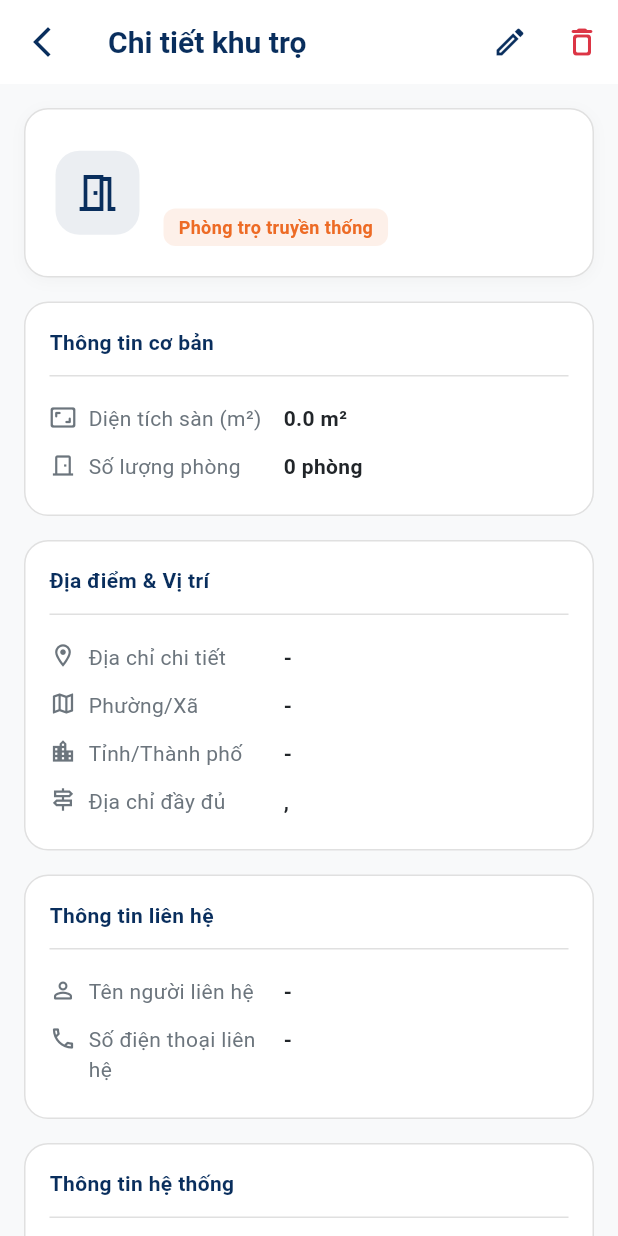
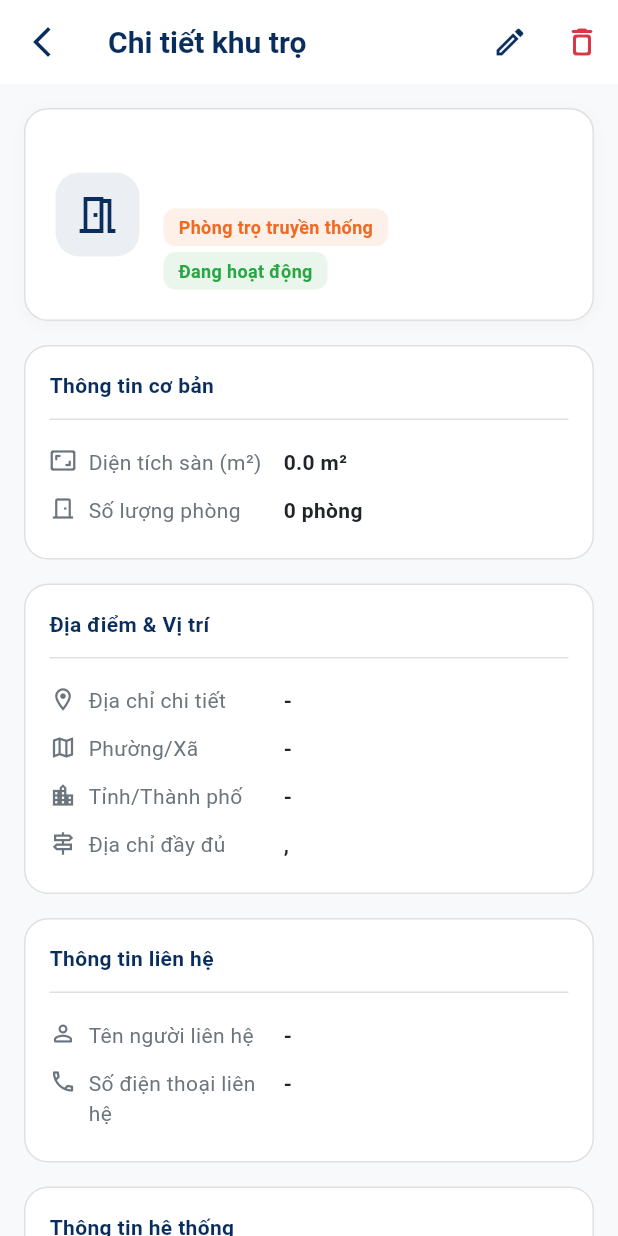
Before and after one commit to huybach02/roomee, a Flutter app: the DetailWorkspaceScreen screen opened directly with empty values, on a phone screen of 412 x 824 dp. Run offline on Flutter 3.47's test engine with Material 3 defaults, Android fonts, the light colour scheme and no system bars; our stand-ins replace dio, flutter_bloc, flutter_secure_storage, go_router; accounts and stored records are empty.

Commit message:
feat: bổ sung update status cho workspace

```diff
--- a/assets/translations/vi.json
+++ b/assets/translations/vi.json
@@ -42,7 +42,8 @@
     "contactPhone": "Số điện thoại liên hệ",
     "contactPhoneHint": "Số điện thoại nhận cuộc gọi thuê trọ",
     "contactZalo": "Số Zalo (tùy chọn)",
-    "contactZaloHint": "Số điện thoại liên hệ qua Zalo"
+    "contactZaloHint": "Số điện thoại liên hệ qua Zalo",
+    "status": "Trạng thái"
   },
   "validateErrors": {
     "fieldRequired": "Vui lòng nhập trường này",
@@ -158,6 +159,12 @@
   "actionViewDetail": "Xem chi tiết",
   "actionEdit": "Chỉnh sửa",
   "actionDelete": "Xóa",
+  "actionDeactivate": "Tạm dừng",
+  "workspaceStatusConfirmTitle": "Tạm dừng hoạt động",
+  "workspaceStatusDeactivateConfirm": "Bạn có chắc chắn muốn tạm dừng hoạt động khu trọ \"{name}\" không?",
+  "workspaceStatusUpdateSuccess": "Cập nhật trạng thái khu trọ thành công!",
+  "workspaceStatusActive": "Đang hoạt động",
+  "workspaceStatusInactive": "Tạm dừng hoạt động",
   "deleteConfirmTitle": "Xác nhận xóa",
   "deleteWorkspaceConfirm": "Bạn có chắc chắn muốn xóa khu trọ \"{name}\" không?",
   "cancel": "Hủy",
--- a/lib/core/models/workspace_model.dart
+++ b/lib/core/models/workspace_model.dart
@@ -18,6 +18,7 @@ class WorkspaceModel {
   final String contactName;
   final String contactPhone;
   final String? contactZalo;
+  final int status;
   final DateTime? createdAt;
   final DateTime? updatedAt;
   final int? createdBy;
@@ -41,6 +42,7 @@ class WorkspaceModel {
     required this.contactName,
     required this.contactPhone,
     this.contactZalo,
+    this.status = 1,
     this.createdAt,
     this.updatedAt,
     this.createdBy,
@@ -48,6 +50,8 @@ class WorkspaceModel {
     this.deletedAt,
     this.deletedBy,
   });
+
+  bool get isActive => status == 1;
 
   factory WorkspaceModel.fromJson(Map<String, dynamic> json) {
     return WorkspaceModel(
@@ -70,6 +74,7 @@ class WorkspaceModel {
       contactName: json['contactName'] as String? ?? '',
       contactPhone: json['contactPhone'] as String? ?? '',
       contactZalo: json['contactZalo'] as String?,
+      status: (json['status'] as num?)?.toInt() ?? 1,
       createdAt: json['createdAt'] != null
           ? DateTime.tryParse(json['createdAt'] as String)
           : null,
@@ -102,6 +107,7 @@ class WorkspaceModel {
       'contactName': contactName,
       'contactPhone': contactPhone,
       if (contactZalo != null) 'contactZalo': contactZalo,
+      'status': status,
       if (createdAt != null) 'createdAt': createdAt!.toIso8601String(),
       if (updatedAt != null) 'updatedAt': updatedAt!.toIso8601String(),
       if (createdBy != null) 'createdBy': createdBy,
@@ -127,6 +133,7 @@ class WorkspaceModel {
     String? contactName,
     String? contactPhone,
     String? contactZalo,
+    int? status,
     DateTime? createdAt,
     DateTime? updatedAt,
     int? createdBy,
@@ -150,6 +157,7 @@ class WorkspaceModel {
       contactName: contactName ?? this.contactName,
       contactPhone: contactPhone ?? this.contactPhone,
       contactZalo: contactZalo ?? this.contactZalo,
+      status: status ?? this.status,
       createdAt: createdAt ?? this.createdAt,
       updatedAt: updatedAt ?? this.updatedAt,
       createdBy: createdBy ?? this.createdBy,
--- a/lib/features/workspace/presentation/bloc/workspace_event.dart
+++ b/lib/features/workspace/presentation/bloc/workspace_event.dart
@@ -29,3 +29,10 @@ class WorkspaceDeleteEvent extends WorkspaceEvent {
 
   const WorkspaceDeleteEvent(this.id);
 }
+
+class WorkspaceToggleStatusEvent extends WorkspaceEvent {
+  final int id;
+  final int status;
+
+  const WorkspaceToggleStatusEvent({required this.id, required this.status});
+}
--- a/lib/features/workspace/presentation/screens/detail_workspace_screen.dart
+++ b/lib/features/workspace/presentation/screens/detail_workspace_screen.dart
@@ -267,13 +267,18 @@ class _DetailWorkspaceScreenState extends State<DetailWorkspaceScreen> {
                                   ),
                                 ),
                                 const SizedBox(height: 6),
+                                Wrap(
+                                  spacing: 8,
+                                  runSpacing: 4,
+                                  children: [
                                     Container(
                                       padding: const EdgeInsets.symmetric(
                                         horizontal: 10,
                                         vertical: 4,
                                       ),
                                       decoration: BoxDecoration(
-                                    color: DefaultColors.secondary.withValues(
+                                        color:
+                                            DefaultColors.secondary.withValues(
                                           alpha: 0.1,
                                         ),
                                         borderRadius: BorderRadius.circular(8),
@@ -286,6 +291,33 @@ class _DetailWorkspaceScreenState extends State<DetailWorkspaceScreen> {
                                           color: DefaultColors.secondary,
                                         ),
                                       ),
+                                    ),
+                                    Container(
+                                      padding: const EdgeInsets.symmetric(
+                                        horizontal: 10,
+                                        vertical: 4,
+                                      ),
+                                      decoration: BoxDecoration(
+                                        color: (_workspace.isActive
+                                                ? DefaultColors.success
+                                                : DefaultColors.danger)
+                                            .withValues(alpha: 0.1),
+                                        borderRadius: BorderRadius.circular(8),
+                                      ),
+                                      child: Text(
+                                        _workspace.isActive
+                                            ? t('workspaceStatusActive')
+                                            : t('workspaceStatusInactive'),
+                                        style: TextStyle(
+                                          fontSize: FontSizes.small,
+                                          fontWeight: FontWeight.bold,
+                                          color: _workspace.isActive
+                                              ? DefaultColors.success
+                                              : DefaultColors.danger,
+                                        ),
+                                      ),
+                                    ),
+                                  ],
                                 ),
                               ],
                             ),
@@ -390,6 +422,13 @@ class _DetailWorkspaceScreenState extends State<DetailWorkspaceScreen> {
                       title: t('systemInfo'),
                       children: [
                         _buildInfoRow(
+                          t('fields.status'),
+                          _workspace.isActive
+                              ? t('workspaceStatusActive')
+                              : t('workspaceStatusInactive'),
+                          icon: Icons.toggle_on_outlined,
+                        ),
+                        _buildInfoRow(
                           t('createdAtLabel'),
                           FunctionHelper.formatDateTime(_workspace.createdAt),
                           icon: Icons.calendar_today_outlined,
```
Also changed, not shown: assets/translations/en.json (+9 -1 lines), lib/features/workspace/presentation/bloc/workspace_bloc.dart (+31 -2 lines), lib/features/workspace/presentation/screens/list_workspace_screen.dart (+40 -0 lines), 5 other files. Lines whose indentation alone changed are shown as unchanged.
